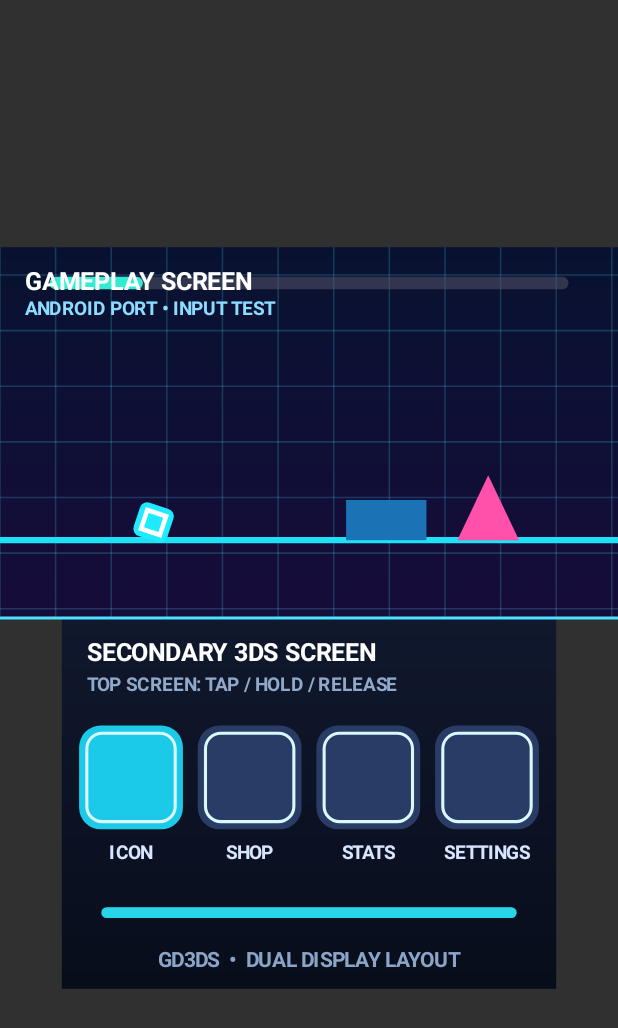
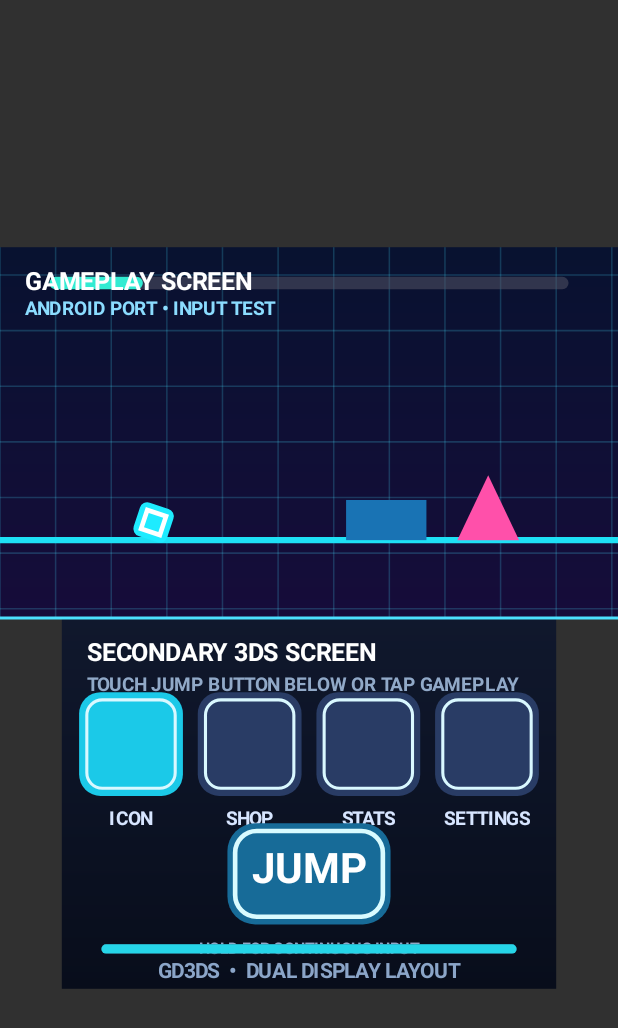
Before and after one commit to tenderrst-hue/Geometry-dash-3ds-android-port, an Android app: the screen it shows after launch (MainActivity), on a phone screen of 412 x 824 dp. Shown: the top 1028 px of the screen. Run offline under Robolectric (Android 15) with nearby library versions, the phone set to English and light mode, and no system bars.

Commit message:
Add Android touch jump button with press and hold support

```diff
--- a/app/src/main/java/org/gd3ds/android/MainActivity.java
+++ b/app/src/main/java/org/gd3ds/android/MainActivity.java
@@ -28,6 +28,7 @@ public final class MainActivity extends Activity {
         private long lastFrame;
         private float elapsed, cubeY, cubeV;
         private boolean pressed;
+        private boolean jumpButtonPressed;
         private float progress = 0.18f;
         private int frames;
         private long fpsStart;
@@ -111,8 +112,8 @@ public final class MainActivity extends Activity {
             p.setShader(new LinearGradient(0,0,0,h,0xff10182d,0xff080d1b,Shader.TileMode.CLAMP));
             c.drawRect(0,0,w,h,p); p.setShader(null);
             text(c, "SECONDARY 3DS SCREEN", 16, 28, 11, Color.WHITE);
-            text(c, "TOP SCREEN: TAP / HOLD / RELEASE", 16, 47, 8, 0xff91a9c8);
-            float cy = h*.43f, r = Math.min(w*.105f, h*.18f);
+            text(c, "TOUCH JUMP BUTTON BELOW OR TAP GAMEPLAY", 16, 47, 8, 0xff91a9c8);
+            float cy = h*.34f, r = Math.min(w*.105f, h*.14f);
             String[] labels = {"ICON", "SHOP", "STATS", "SETTINGS"};
             for (int i=0;i<4;i++) {
                 float x = w*(.14f + i*.24f);
@@ -122,9 +123,19 @@ public final class MainActivity extends Activity {
                 c.drawRoundRect(x-r+5,cy-r+5,x+r-5,cy+r-5,10,10,p); p.setStyle(Paint.Style.FILL);
                 text(c,labels[i],x,cy+r+19,8,0xffd7e5ff,true);
             }
-            p.setColor(0xff34415d); c.drawRoundRect(w*.08f,h*.78f,w*.92f,h*.78f+7,6,6,p);
-            p.setColor(0xff26d5e8); c.drawRoundRect(w*.08f,h*.78f,w*.92f,h*.78f+7,6,6,p);
-            text(c, "GD3DS  •  DUAL DISPLAY LAYOUT", w/2, h*.94f, 9, 0xff8ba5c8, true);
+            // Large touch target on the lower display. Press and hold is maintained
+            // until ACTION_UP / ACTION_CANCEL, matching mobile GD input semantics.
+            float bx = w*.5f, by = h*.69f, br = Math.min(w*.22f, h*.22f);
+            p.setColor(jumpButtonPressed ? 0xff20e8f2 : 0xff176b98);
+            c.drawRoundRect(bx-br,by-br*.62f,bx+br,by+br*.62f,18,18,p);
+            p.setColor(0xffd9fbff); p.setStyle(Paint.Style.STROKE); p.setStrokeWidth(3);
+            c.drawRoundRect(bx-br+5,by-br*.62f+5,bx+br-5,by+br*.62f-5,14,14,p);
+            p.setStyle(Paint.Style.FILL);
+            text(c, "JUMP", bx, by+6, 18, Color.WHITE, true);
+            text(c, "HOLD FOR CONTINUOUS INPUT", bx, by+br*.62f+19, 7, 0xff91a9c8, true);
+            p.setColor(0xff34415d); c.drawRoundRect(w*.08f,h*.88f,w*.92f,h*.88f+6,6,6,p);
+            p.setColor(0xff26d5e8); c.drawRoundRect(w*.08f,h*.88f,w*.92f,h*.88f+6,6,6,p);
+            text(c, "GD3DS  •  DUAL DISPLAY LAYOUT", w/2, h*.97f, 9, 0xff8ba5c8, true);
             c.restore();
         }
 
@@ -139,15 +150,43 @@ public final class MainActivity extends Activity {
             float scale = Math.min(getWidth()/400f, getHeight()/480f);
             float ox = (getWidth()-400f*scale)*.5f, oy = (getHeight()-480f*scale)*.5f;
             float virtualX = (e.getX()-ox)/scale, virtualY = (e.getY()-oy)/scale;
-            if (virtualY >= 0 && virtualY < 240 && virtualX >= 0 && virtualX < 400) {
-                if (e.getActionMasked()==MotionEvent.ACTION_DOWN) {
+            int action = e.getActionMasked();
+
+            // The upper screen remains tappable anywhere, as in Geometry Dash.
+            boolean inGameplay = virtualY >= 0 && virtualY < 240 && virtualX >= 0 && virtualX < 400;
+            // Lower screen JUMP button: global logical coordinates (button is centered).
+            boolean inJumpButton = virtualY >= 240+240*.69f-240*.22f*.62f
+                && virtualY <= 240+240*.69f+240*.22f*.62f
+                && virtualX >= 200-320*.22f && virtualX <= 200+320*.22f;
+
+            if (action == MotionEvent.ACTION_DOWN || action == MotionEvent.ACTION_POINTER_DOWN) {
+                if (inGameplay || inJumpButton) {
                     pressed = true;
+                    jumpButtonPressed = inJumpButton;
                     cubeV = -540f;
                 }
-                if (e.getActionMasked()==MotionEvent.ACTION_UP || e.getActionMasked()==MotionEvent.ACTION_CANCEL) pressed=false;
                 return true;
             }
-            if (virtualY >= 240 && virtualY < 480) return true;
+            if (action == MotionEvent.ACTION_UP || action == MotionEvent.ACTION_POINTER_UP
+                    || action == MotionEvent.ACTION_CANCEL) {
+                pressed = false;
+                jumpButtonPressed = false;
+                return true;
+            }
+            if (action == MotionEvent.ACTION_MOVE) {
+                // Keep the press active while the finger remains on either control.
+                boolean active = false;
+                for (int i=0; i<e.getPointerCount(); i++) {
+                    float x=(e.getX(i)-ox)/scale, y=(e.getY(i)-oy)/scale;
+                    boolean top=y>=0 && y<240 && x>=0 && x<400;
+                    boolean button=y>=240+240*.69f-240*.22f*.62f
+                        && y<=240+240*.69f+240*.22f*.62f
+                        && x>=200-320*.22f && x<=200+320*.22f;
+                    if (top || button) { active=true; jumpButtonPressed=button; break; }
+                }
+                pressed=active;
+                return true;
+            }
             return true;
         }
     }
```
